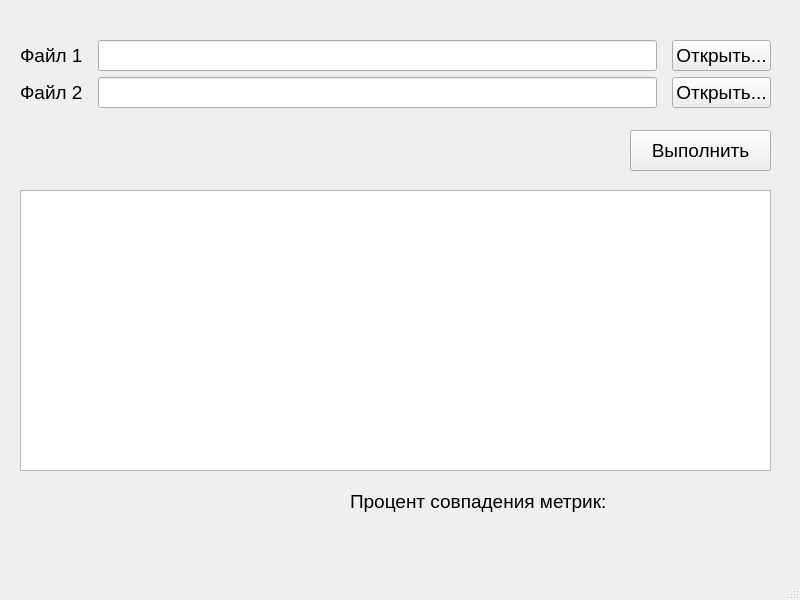
Before: the Qt Designer form mainwindow.ui in ht-evth/diplom_qt, drawn with Qt 5.
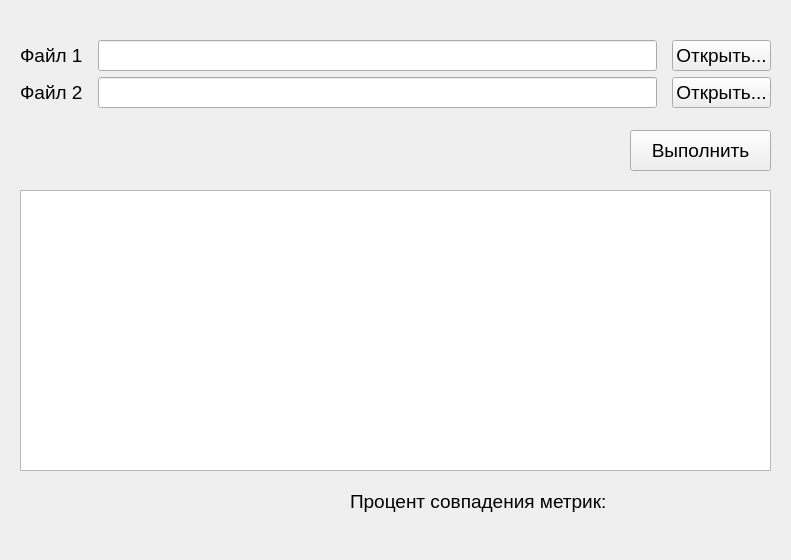
After: the same form once the commit is applied.

Commit message: Правки

What changed in the file:
```diff
--- a/mainwindow.ui
+++ b/mainwindow.ui
@@ -6,8 +6,8 @@
    <rect>
     <x>0</x>
     <y>0</y>
-    <width>800</width>
-    <height>600</height>
+    <width>791</width>
+    <height>560</height>
    </rect>
   </property>
   <property name="font">
@@ -115,7 +115,6 @@
     </rect>
    </property>
   </widget>
-  <widget class="QStatusBar" name="statusbar"/>
  </widget>
  <resources/>
  <connections/>
```
Left out of the diff: 5 changed lines with no effect on the pictures. The commit also changes 2 other files.
